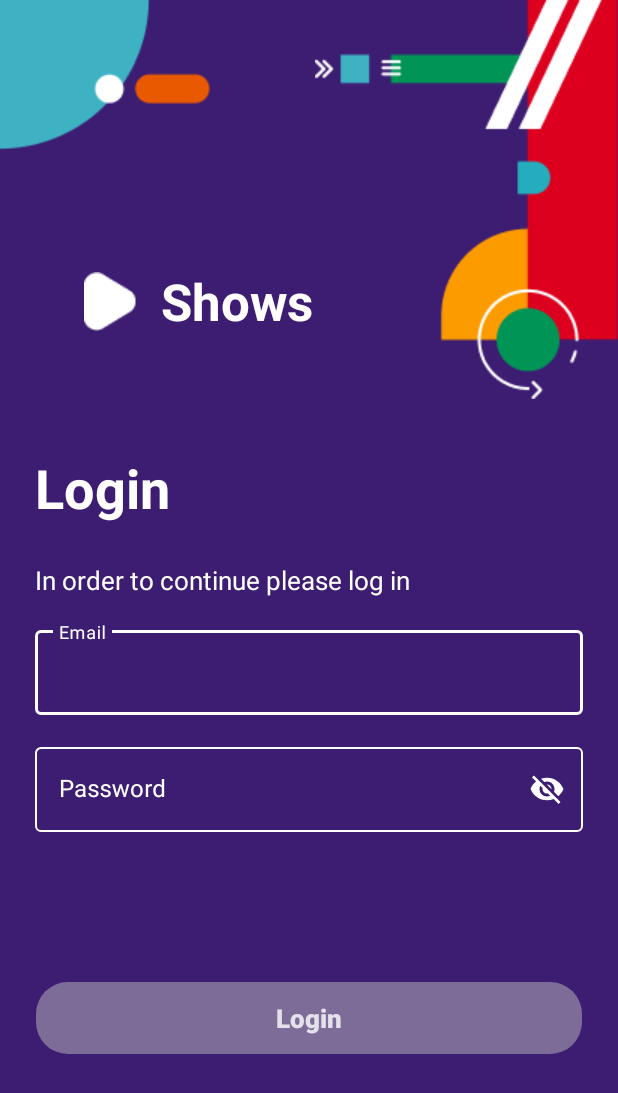
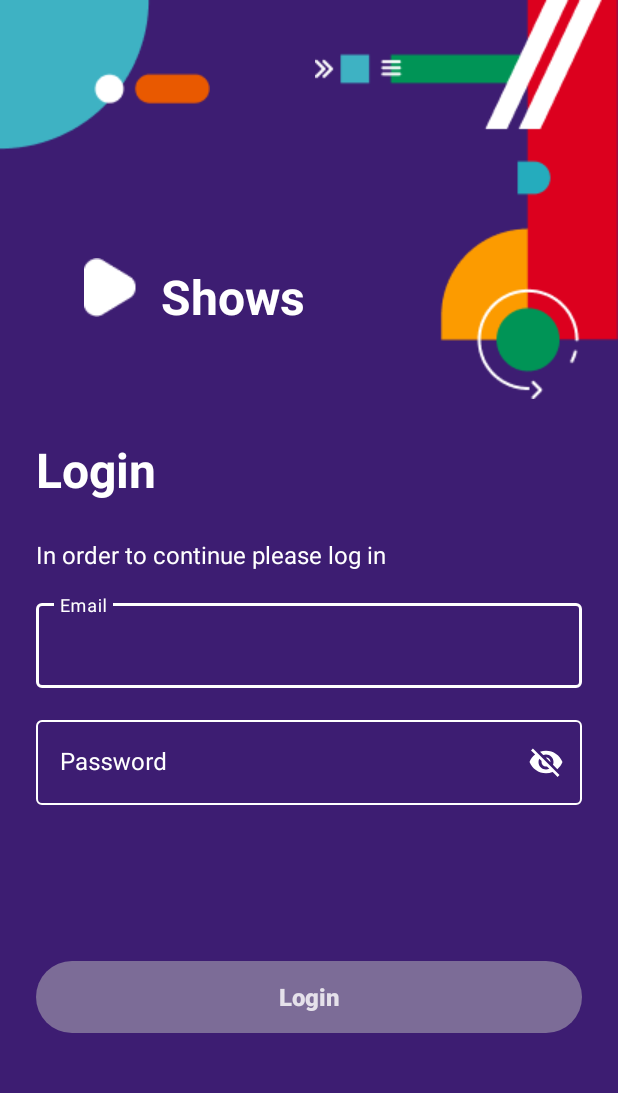
Before and after one commit to Pestilence01/infinum-academy-shows-app-Pestilence01, an Android app: the screen it shows after launch (LoginActivity), after a tap on an icon or button, on a phone screen of 412 x 824 dp. Shown: the top 1093 px of the screen. Run offline under Robolectric (Android 15) with nearby library versions, the phone set to English and light mode, and no system bars.

Commit message:
Fixed assignment2

```diff
--- a/app/src/main/java/com/example/shows_lovre_nincevic_pestilence01/LoginActivity.kt
+++ b/app/src/main/java/com/example/shows_lovre_nincevic_pestilence01/LoginActivity.kt
@@ -2,11 +2,10 @@ package com.example.shows_lovre_nincevic_pestilence01
 
 import android.content.Intent
 import android.os.Bundle
-import android.text.Editable
-import android.text.TextWatcher
 import android.view.WindowManager
 import android.widget.Toast
 import androidx.appcompat.app.AppCompatActivity
+import androidx.core.widget.doOnTextChanged
 import com.example.shows_lovre_nincevic_pestilence01.databinding.ActivityLoginBinding
 
 
@@ -21,65 +20,47 @@ class LoginActivity : AppCompatActivity() {
         binding = ActivityLoginBinding.inflate(layoutInflater)
         setContentView(binding.root)
 
-        window.setFlags(WindowManager.LayoutParams.FLAG_FULLSCREEN, WindowManager.LayoutParams.FLAG_FULLSCREEN)
+        window.setFlags(
+            WindowManager.LayoutParams.FLAG_FULLSCREEN,
+            WindowManager.LayoutParams.FLAG_FULLSCREEN
+        )
         // this line hides the top of the screen (battery life, time, wifi...) allowing the application to take up the entire screen
 
-        binding.ETEmailLogin.addTextChangedListener(object : TextWatcher {
+        binding.emailLoginText.doOnTextChanged { _, _, _, _ ->
+            toggleButtonEnabled()
+        }
 
-
-            override fun onTextChanged(s: CharSequence, start: Int, before: Int, count: Int) {
-                checkInput(binding)
-            }
-
-            override fun afterTextChanged(s: Editable) {
-                // Unnecessary
-            }
-            override fun beforeTextChanged(s: CharSequence, start: Int, count: Int, after: Int) {
-                // Unnecessary
-            }
-        })
-
-        binding.ETPasswordLogin.addTextChangedListener(object : TextWatcher {
-
-
-            override fun onTextChanged(s: CharSequence, start: Int, before: Int, count: Int) {
-                checkInput(binding)
-            }
-
-            override fun afterTextChanged(s: Editable) {
-                // Unnecessary
-            }
-            override fun beforeTextChanged(s: CharSequence, start: Int, count: Int, after: Int) {
-                // Unnecessary
-            }
-        })
-
-        binding.buttonLogin.setOnClickListener {
+        binding.ETPasswordLogin.doOnTextChanged { _, _, _, _ ->
+            toggleButtonEnabled()
+        }
+        binding.loginButton.setOnClickListener {
 
             // The functionality to authenticate the user's email and password should also be implemented, but I do not have access to any sort of database so it is impossible this early on
 
-            val emailPattern: Regex = Regex(".+@.+") // pattern ensures that there is at least one character before "@" and at least one character after "@", the "@" is always present
+            val emailPattern: Regex =
+                Regex(".+@.+[.].*") // pattern ensures that there is at least one character before "@" and at least one character after "@", the "@" is always present. Updated to account for the domain
 
-            if(emailPattern.containsMatchIn(binding.ETEmailLogin.text.toString())) {
-                val intent: Intent = Intent("start_welcome_activity")   // This intent is IMPLICIT and is defined in the Android Manifest
-                intent.putExtra(Constants.LOGIN_EMAIL_KEY, binding.ETEmailLogin.text.toString())
+            if (emailPattern.containsMatchIn(binding.emailLoginText.text.toString())) {
+                val intent: Intent =
+                    Intent("start_welcome_activity")   // This intent is IMPLICIT and is defined in the Android Manifest
+                intent.putExtra(Constants.LOGIN_EMAIL_KEY, binding.emailLoginText.text.toString())
                 startActivity(intent)
                 //finish()      -- if the user logs in, there is no reason for the Login activity to be active but for the purpose of testing I decided to leave this as is
                 Toast.makeText(this, "You have successfully logged in!", Toast.LENGTH_SHORT).show()
-            }
-            else {
-                binding.ETEmailLogin.setError("Please enter a valid email address!!")!!
+            } else {
+                binding.emailLoginText.setError("Please enter a valid email address!!")
             }
         }
     }
 
     //This function checks whether the email is blank and if the password field has less than 6 characters. If that is the case, the button will be disabled
-    private fun checkInput(binding: ActivityLoginBinding) {
+    private fun toggleButtonEnabled() {
 
-        if(binding.ETEmailLogin.text.toString().isBlank() || binding.ETPasswordLogin.text.toString().length < 6)
-            binding.buttonLogin.setEnabled(false)!!
-
-        else binding.buttonLogin.setEnabled(true)!!
+        if (binding.emailLoginText.text.toString()
+                .isBlank() || binding.ETPasswordLogin.text.toString().length < 6
+        )
+            binding.loginButton.setEnabled(false)
+        else binding.loginButton.setEnabled(true)
     }
 
 
--- a/app/src/main/res/drawable/button_text_color_login.xml
+++ b/app/src/main/res/drawable/button_text_color_login.xml
@@ -3,6 +3,6 @@
 <!-- this .xml defines the text color when the login button is enabled/disabled-->
 
 <selector xmlns:android="http://schemas.android.com/apk/res/android">
-    <item android:state_enabled="true" android:color="@color/dark_purple"/>
-    <item android:state_enabled="false" android:color="@color/button_disabled_text_color_login"/>
+    <item android:color="@color/dark_purple" android:state_enabled="true" />
+    <item android:color="@color/button_disabled_text_color_login" android:state_enabled="false" />
 </selector>
--- a/app/src/main/res/drawable/edit_text_email_login.xml
+++ /dev/null
@@ -1,7 +0,0 @@
-<?xml version="1.0" encoding="utf-8"?>
-<shape xmlns:android="http://schemas.android.com/apk/res/android">
-
-    <solid android:color="@color/dark_purple"/>
-    <corners android:radius="3.5dp"/>
-
-</shape>
--- a/app/src/main/res/drawable/rounded_button_login_toggled_off.xml
+++ /dev/null
@@ -1,7 +0,0 @@
-<?xml version="1.0" encoding="utf-8"?>
-<shape xmlns:android="http://schemas.android.com/apk/res/android">
-
-    <solid android:color="@color/transparent_grey"/>
-    <corners android:radius="21.5dp"/>
-
-</shape>
--- a/app/src/main/res/drawable/rounded_button_login_toggled_on.xml
+++ b/app/src/main/res/drawable/rounded_button_login_toggled_on.xml
@@ -2,21 +2,21 @@
 
 <!-- this .xml defines the look of the button in enabled/disabled mode-->
 
-<selector xmlns:android="http://schemas.android.com/apk/res/android" >
-    <item android:state_enabled="true" >
-        <shape xmlns:android="http://schemas.android.com/apk/res/android">
-         <corners android:radius="21.5dp"/>
+<selector xmlns:android="http://schemas.android.com/apk/res/android">
+    <item android:state_enabled="true">
+        <shape>
+            <corners android:radius="24dp" />
 
-         <solid android:color="@color/white"/>
+            <solid android:color="@color/white" />
 
         </shape>
     </item>
 
-    <item android:state_enabled="false" >
-        <shape xmlns:android="http://schemas.android.com/apk/res/android">
-            <corners android:radius="21.5dp"/>
+    <item android:state_enabled="false">
+        <shape>
+            <corners android:radius="24dp" />
 
-            <solid android:color="@color/transparent_grey"/>
+            <solid android:color="@color/transparent_grey" />
 
         </shape>
     </item>
--- a/app/src/main/res/layout/activity_login.xml
+++ b/app/src/main/res/layout/activity_login.xml
@@ -1,15 +1,12 @@
 <?xml version="1.0" encoding="utf-8"?>
 
-<ScrollView
-    xmlns:android="http://schemas.android.com/apk/res/android"
+<androidx.core.widget.NestedScrollView xmlns:android="http://schemas.android.com/apk/res/android"
     xmlns:app="http://schemas.android.com/apk/res-auto"
     xmlns:tools="http://schemas.android.com/tools"
     android:layout_width="match_parent"
     android:layout_height="match_parent"
     android:fillViewport="true"
-    app:layout_constraintBottom_toBottomOf="parent"
-    >
-
+    app:layout_constraintBottom_toBottomOf="parent">
 
 
     <androidx.constraintlayout.widget.ConstraintLayout
@@ -17,165 +14,154 @@
         android:layout_width="match_parent"
         android:layout_height="wrap_content"
         android:background="@color/dark_purple"
-        tools:context=".LoginActivity"
-        >
+        tools:context=".LoginActivity">
 
 
         <ImageView
-            android:id="@+id/IV_top_left_login"
+            android:id="@+id/topLeftLogin"
             android:layout_width="wrap_content"
             android:layout_height="wrap_content"
+            android:contentDescription="@string/content_description"
             android:src="@drawable/top_left_illustration_login_screen"
-            app:layout_constraintTop_toTopOf="parent"
             app:layout_constraintStart_toStartOf="parent"
-            android:contentDescription="@string/content_description"
-            />
+            app:layout_constraintTop_toTopOf="parent" />
 
         <ImageView
-            android:id="@+id/IV_top_right_login"
+            android:id="@+id/topRightLogin"
             android:layout_width="wrap_content"
             android:layout_height="wrap_content"
+            android:contentDescription="@string/content_description"
             android:src="@drawable/top_right_illustration_login_screen"
             app:layout_constraintEnd_toEndOf="parent"
-            app:layout_constraintTop_toTopOf="parent"
-            android:contentDescription="@string/content_description"
-            />
+            app:layout_constraintTop_toTopOf="parent" />
 
         <ImageView
-            android:id="@+id/IV_triangle_login"
+            android:id="@+id/triangleLogin"
             android:layout_width="wrap_content"
             android:layout_height="wrap_content"
-            android:layout_marginStart="@dimen/IV_triangle_login_margin_start"
-            android:layout_marginTop="@dimen/IV_triangle_login_margin_top"
+            android:layout_marginStart="56dp"
+            android:layout_marginTop="172dp"
+            android:contentDescription="@string/content_description"
             android:src="@drawable/triangle"
             app:layout_constraintStart_toStartOf="parent"
-            app:layout_constraintTop_toTopOf="parent"
-            android:contentDescription="@string/content_description"/>
+            app:layout_constraintTop_toTopOf="parent" />
 
         <TextView
             android:layout_width="wrap_content"
             android:layout_height="wrap_content"
-            android:layout_marginStart="@dimen/TV_shows_margin_start"
-            android:layout_marginTop="@dimen/TV_shows_margin_top"
+            android:layout_marginStart="@dimen/spacing_2x"
+            android:layout_marginTop="@dimen/spacing_22x"
             android:text="@string/app_name"
             android:textColor="@color/white"
-            android:textSize="@dimen/TV_shows_text_size"
+            android:textSize="@dimen/spacing_text_4x"
             android:textStyle="bold"
-            app:layout_constraintStart_toEndOf="@+id/IV_triangle_login"
-            app:layout_constraintTop_toTopOf="parent"
-            />
+            app:layout_constraintStart_toEndOf="@+id/triangleLogin"
+            app:layout_constraintTop_toTopOf="parent" />
 
         <TextView
-            android:id="@+id/ET_login"
-            android:layout_width="match_parent"
+            android:id="@+id/login"
+            android:layout_width="0dp"
             android:layout_height="wrap_content"
+            android:layout_marginStart="@dimen/spacing_3x"
+            android:layout_marginTop="@dimen/spacing_10x"
             android:text="@string/login"
+            android:textColor="@color/white"
+            android:textSize="@dimen/spacing_text_4x"
             android:textStyle="bold"
-            android:textSize="@dimen/ET_login_text_size"
-            android:textColor="@color/white"
-            android:layout_marginTop="@dimen/ET_login_margin_top"
-            android:layout_marginStart="@dimen/ET_login_margin_start"
             app:layout_constraintStart_toStartOf="parent"
-            app:layout_constraintTop_toBottomOf="@id/IV_triangle_login"
-            />
+            app:layout_constraintTop_toBottomOf="@id/triangleLogin" />
 
         <TextView
-            android:id="@+id/ET_please_log_in"
-            android:layout_width="match_parent"
+            android:id="@+id/pleaseLogIn"
+            android:layout_width="0dp"
             android:layout_height="wrap_content"
+            android:layout_marginStart="@dimen/spacing_3x"
+            android:layout_marginTop="@dimen/spacing_3x"
             android:text="@string/input_credentials"
-            android:textSize="@dimen/ET_please_login_text_size"
             android:textColor="@color/white"
-            android:layout_marginTop="@dimen/ET_please_login_margin_top"
-            android:layout_marginStart="@dimen/ET_please_login_margin_start"
+            android:textSize="@dimen/spacing_text_2x"
             app:layout_constraintStart_toStartOf="parent"
-            app:layout_constraintTop_toBottomOf="@id/ET_login"
-            />
+            app:layout_constraintEnd_toEndOf="parent"
+            app:layout_constraintTop_toBottomOf="@id/login" />
 
 
         <com.google.android.material.textfield.TextInputLayout
-            android:id="@+id/TIL_email_login"
+            android:id="@+id/emailLogin"
             style="@style/Widget.MaterialComponents.TextInputLayout.OutlinedBox"
-            android:layout_width="match_parent"
+            android:layout_width="0dp"
             android:layout_height="wrap_content"
-            android:layout_marginTop="@dimen/TIL_email_login_margin_top"
-            android:layout_marginEnd="@dimen/TIL_email_login_margin_end"
-            android:layout_marginStart="@dimen/TIL_email_login_margin_start"
+            android:layout_marginStart="@dimen/spacing_3x"
+            android:layout_marginTop="@dimen/spacing_2x"
+            android:layout_marginEnd="@dimen/spacing_3x"
+            android:backgroundTint="@color/white"
             android:hint="@string/email"
+            android:textColorHint="@color/white"
             app:boxStrokeColor="@color/white"
-            android:textColorHint="@color/white"
-            android:backgroundTint="@color/white"
             app:layout_constraintEnd_toEndOf="parent"
             app:layout_constraintStart_toStartOf="parent"
-            app:layout_constraintTop_toBottomOf="@id/ET_please_log_in"
-            >
+            app:layout_constraintTop_toBottomOf="@id/pleaseLogIn">
 
             <com.google.android.material.textfield.TextInputEditText
-                android:id="@+id/ET_email_login"
+                android:id="@+id/emailLoginText"
                 android:layout_width="match_parent"
                 android:layout_height="wrap_content"
-                app:boxStrokeColor="@color/white"
+                android:maxLength="35"
+                android:textColor="@color/white"
                 android:textColorHint="@color/white"
-                android:textColor="@color/white"
-                android:textSize="@dimen/ET_email_login_text_size"
-                android:maxLength="35"
-                />
+                android:textSize="@dimen/spacing_text_2x"
+                app:boxStrokeColor="@color/white" />
         </com.google.android.material.textfield.TextInputLayout>
 
 
         <com.google.android.material.textfield.TextInputLayout
             android:id="@+id/TIL_password_login"
             style="@style/Widget.MaterialComponents.TextInputLayout.OutlinedBox"
-            android:layout_width="match_parent"
+            android:layout_width="0dp"
             android:layout_height="wrap_content"
-            android:layout_marginTop="@dimen/TIL_password_login_margin_top"
-            android:layout_marginEnd="@dimen/TIL_password_login_margin_end"
-            android:layout_marginStart="@dimen/TIL_password_login_margin_start"
-            app:passwordToggleEnabled="true"
+            android:layout_marginStart="@dimen/spacing_3x"
+            android:layout_marginTop="@dimen/spacing_2x"
+            android:layout_marginEnd="@dimen/spacing_3x"
+            android:hint="@string/password"
+            android:textColorHint="@color/white"
+            app:boxStrokeColor="@color/white"
             app:endIconMode="password_toggle"
-            android:hint="@string/password"
-            app:boxStrokeColor="@color/white"
-            android:textColorHint="@color/white"
             app:layout_constraintEnd_toEndOf="parent"
             app:layout_constraintStart_toStartOf="parent"
-            app:layout_constraintTop_toBottomOf="@id/TIL_email_login"
-            >
+            app:layout_constraintTop_toBottomOf="@id/emailLogin"
+            app:passwordToggleEnabled="true">
 
             <com.google.android.material.textfield.TextInputEditText
                 android:id="@+id/ET_password_login"
                 android:layout_width="match_parent"
                 android:layout_height="wrap_content"
                 android:inputType="textPassword"
-                app:boxStrokeColor="@color/white"
+                android:maxLength="25"
+                android:textColor="@color/white"
                 android:textColorHint="@color/white"
-                android:textColor="@color/white"
-                android:textSize="@dimen/ET_password_login_text_size"
-                android:maxLength="25"
-                />
+                android:textSize="@dimen/spacing_text_2x"
+                app:boxStrokeColor="@color/white" />
         </com.google.android.material.textfield.TextInputLayout>
 
 
         <!-- for this button I had to add the TopToBottomOf constraint because if I put BottomToBottomOf it would mess up the Scroll view -->
         <androidx.appcompat.widget.AppCompatButton
-            android:id="@+id/button_login"
+            android:id="@+id/loginButton"
             android:layout_width="match_parent"
             android:layout_height="wrap_content"
-            app:layout_constraintTop_toBottomOf="@id/TIL_password_login"
+            android:layout_marginStart="@dimen/spacing_3x"
+            android:layout_marginTop="@dimen/spacing_13x"
+            android:layout_marginEnd="@dimen/spacing_3x"
             android:background="@drawable/rounded_button_login_toggled_on"
             android:enabled="false"
-            android:layout_marginStart="@dimen/button_login_margin_start"
-            android:layout_marginEnd="@dimen/button_login_margin_end"
-            android:layout_marginTop="@dimen/button_login_margin_top"
+            android:text="@string/login"
             android:textAllCaps="false"
-            android:text="@string/login"
-            android:textSize="@dimen/button_login_text_size"
             android:textColor="@drawable/button_text_color_login"
+            android:textSize="@dimen/spacing_text_2x"
             android:textStyle="bold"
-            />
+            app:layout_constraintTop_toBottomOf="@id/TIL_password_login" />
 
 
     </androidx.constraintlayout.widget.ConstraintLayout>
 
 
-
-</ScrollView>
+</androidx.core.widget.NestedScrollView>
--- a/app/src/main/res/layout/activity_welcome.xml
+++ b/app/src/main/res/layout/activity_welcome.xml
@@ -10,34 +10,32 @@
         android:id="@+id/welcome_screen_logo"
         android:layout_width="wrap_content"
         android:layout_height="wrap_content"
+        android:src="@drawable/ellipse"
+        app:layout_constraintBottom_toBottomOf="parent"
+        app:layout_constraintEnd_toEndOf="parent"
         app:layout_constraintStart_toStartOf="parent"
-        app:layout_constraintEnd_toEndOf="parent"
-        app:layout_constraintTop_toTopOf="parent"
-        app:layout_constraintBottom_toBottomOf="parent"
-        android:src="@drawable/ellipse"
-        />
+        app:layout_constraintTop_toTopOf="parent" />
 
     <ImageView
         android:layout_width="wrap_content"
         android:layout_height="wrap_content"
+        android:src="@drawable/triangle_bigger"
+        app:layout_constraintBottom_toBottomOf="parent"
+        app:layout_constraintEnd_toEndOf="parent"
         app:layout_constraintStart_toStartOf="parent"
-        app:layout_constraintEnd_toEndOf="parent"
-        app:layout_constraintTop_toTopOf="parent"
-        app:layout_constraintBottom_toBottomOf="parent"
-        android:src="@drawable/triangle_bigger"
-        />
+        app:layout_constraintTop_toTopOf="parent" />
 
     <TextView
         android:id="@+id/TV_welcome_screen_email"
         android:layout_width="wrap_content"
         android:layout_height="wrap_content"
+        android:layout_marginTop="@dimen/spacing_4x"
+        android:text="@string/welcome"
+        android:textSize="@dimen/spacing_text_2x"
+        android:textStyle="bold"
+        app:layout_constraintEnd_toEndOf="parent"
         app:layout_constraintStart_toStartOf="parent"
-        app:layout_constraintEnd_toEndOf="parent"
         app:layout_constraintTop_toBottomOf="@id/welcome_screen_logo"
-        android:layout_marginTop="@dimen/TV_welcome_screen_email_margin_top"
-        android:textSize="@dimen/TV_welcome_screen_email_text_size"
-        android:textStyle="bold"
-        android:text="@string/welcome"
 
         />
 
--- a/app/src/main/res/values/dimens.xml
+++ b/app/src/main/res/values/dimens.xml
@@ -1,41 +1,19 @@
 <?xml version="1.0" encoding="utf-8"?>
 <resources>
 
-    <dimen name="IV_triangle_login_margin_start">56dp</dimen>
-    <dimen name="IV_triangle_login_margin_top">181dp</dimen>
+    <dimen name="spacing_1x">8dp</dimen>
+    <dimen name="spacing_2x">16dp</dimen>
+    <dimen name="spacing_3x">24dp</dimen>
+    <dimen name="spacing_4x">32dp</dimen>
+    <dimen name="spacing_5x">40dp</dimen>
+    <dimen name="spacing_22x">176dp</dimen>
+    <dimen name="spacing_10x">80dp</dimen>
+    <dimen name="spacing_13x">104dp</dimen>
 
-    <dimen name="TV_shows_margin_start">16dp</dimen>
-    <dimen name="TV_shows_margin_top">178dp</dimen>
-    <dimen name="TV_shows_text_size">34sp</dimen>
-
-    <dimen name="TIL_password_login_margin_top">16dp</dimen>
-    <dimen name="TIL_password_login_margin_end">23dp</dimen>
-    <dimen name="TIL_password_login_margin_start">23dp</dimen>
-
-    <dimen name="ET_password_login_text_size">16sp</dimen>
-
-    <dimen name="TIL_email_login_margin_top">16dp</dimen>
-    <dimen name="TIL_email_login_margin_end">23dp</dimen>
-    <dimen name="TIL_email_login_margin_start">23dp</dimen>
-
-    <dimen name="ET_email_login_text_size">16sp</dimen>
-
-    <dimen name="ET_please_login_margin_top">25dp</dimen>
-    <dimen name="ET_please_login_margin_start">23dp</dimen>
-    <dimen name="ET_please_login_text_size">17sp</dimen>
-
-    <dimen name="ET_login_text_size">36sp</dimen>
-    <dimen name="ET_login_margin_top">80dp</dimen>
-    <dimen name="ET_login_margin_start">23dp</dimen>
-
-    <dimen name="button_login_margin_start">24dp</dimen>
-    <dimen name="button_login_margin_end">24dp</dimen>
-    <dimen name="button_login_margin_top">100dp</dimen>
-    <dimen name="button_login_text_size">17sp</dimen>
-
-    <dimen name="TV_welcome_screen_email_text_size">17sp</dimen>
-    <dimen name="TV_welcome_screen_email_margin_top">31dp</dimen>
-
-
+    <dimen name="spacing_text_1x">8sp</dimen>
+    <dimen name="spacing_text_2x">16sp</dimen>
+    <dimen name="spacing_text_3x">24sp</dimen>
+    <dimen name="spacing_text_4x">32sp</dimen>
+    <dimen name="spacing_text_5x">40sp</dimen>
 
 </resources>
```
Also changed, not shown: app/src/main/java/com/example/shows_lovre_nincevic_pestilence01/WelcomeActivity.kt (+7 -3 lines), 1 other file.
